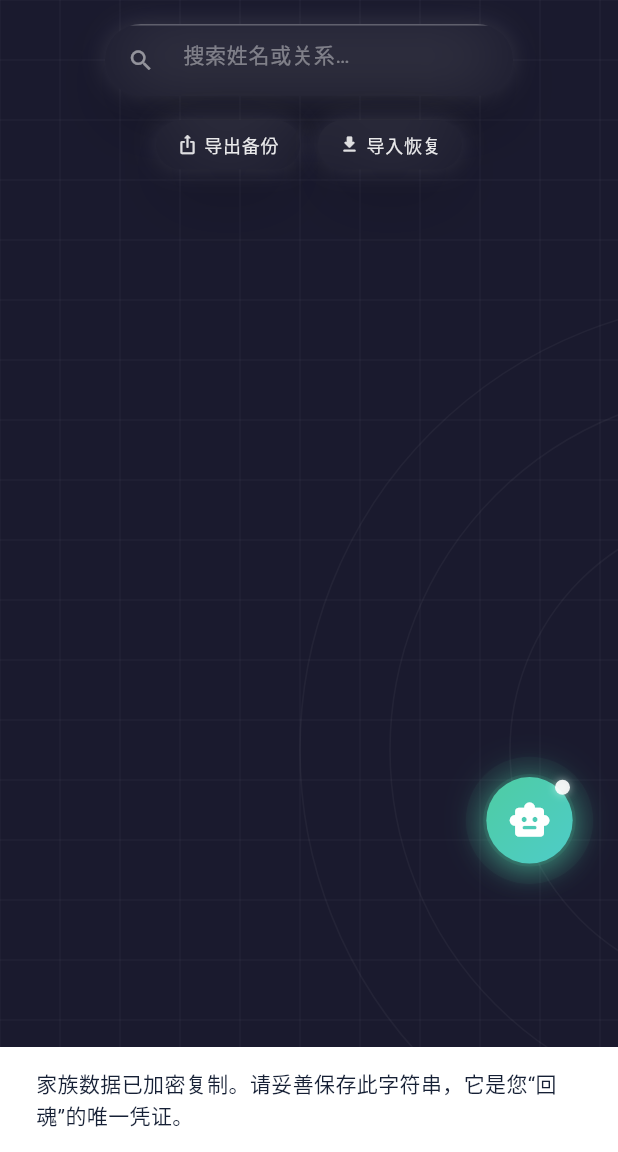
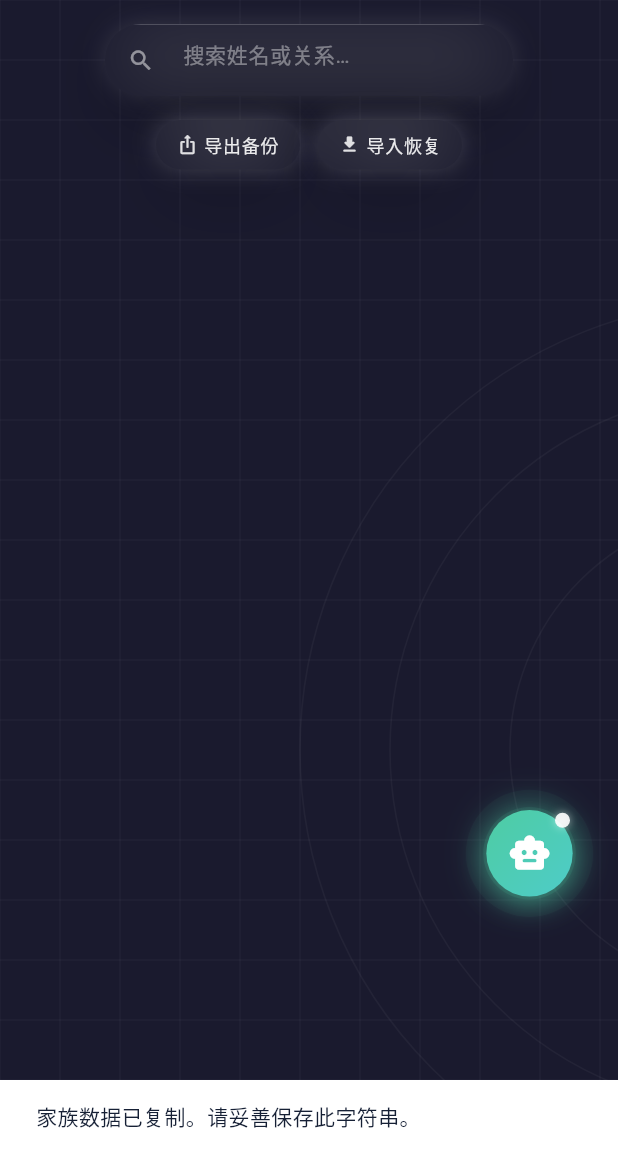
Before and after one commit to CerfH/ClanGraph, a Flutter app: the screen it shows after launch, after a tap on "导出备份", on a phone screen of 412 x 824 dp, the part 84-1236 px from its top. Run offline on Flutter 3.47's test engine with Material 3 defaults, Android fonts, the phone set to English and light mode, and no system bars; our stand-ins replace dio, flutter_dotenv, flutter_image_compress, image_picker, shared_preferences.

Commit message:
优化导入导出按钮

```diff
--- a/lib/views/family_tree_view.dart
+++ b/lib/views/family_tree_view.dart
@@ -1117,7 +1117,7 @@ class _FamilyTreeViewState extends State<FamilyTreeView>
             offset: const Offset(0, 15),
           ),
           BoxShadow(
-            color: Colors.white.withValues(alpha: 0.15),
+            color: Colors.white.withValues(alpha: 0.25),
             blurRadius: 15,
             spreadRadius: -2,
             offset: const Offset(0, -1),
@@ -1165,7 +1165,7 @@ class _FamilyTreeViewState extends State<FamilyTreeView>
 
     if (!mounted) return;
     ScaffoldMessenger.of(context).showSnackBar(
-      const SnackBar(content: Text('家族数据已加密复制。请妥善保存此字符串，它是您“回魂”的唯一凭证。')),
+      const SnackBar(content: Text('家族数据已复制。请妥善保存此字符串。')),
     );
   }
 
--- a/lib/widgets/glassmorphic_container.dart
+++ b/lib/widgets/glassmorphic_container.dart
@@ -95,10 +95,9 @@ class SearchGlassmorphicContainer extends StatelessWidget {
       // 与底部按钮一致：降低底色透明度
       backgroundColor: const Color.fromARGB(255, 255, 255, 255).withValues(alpha: 0.03),
       borderRadius: borderRadius,
-      // 搜索框边框稍细一些，更精致
-      //borderWidth: 0.1,
+      //搜索框边框稍细一些，更精致
+      borderWidth: 0.0,
       // 与底部按钮一致：高亮度边框
-      borderColor: Colors.white.withValues(alpha: 0.3),
       gradient: LinearGradient(
         begin: Alignment.topLeft,
         end: Alignment.bottomRight,
```
